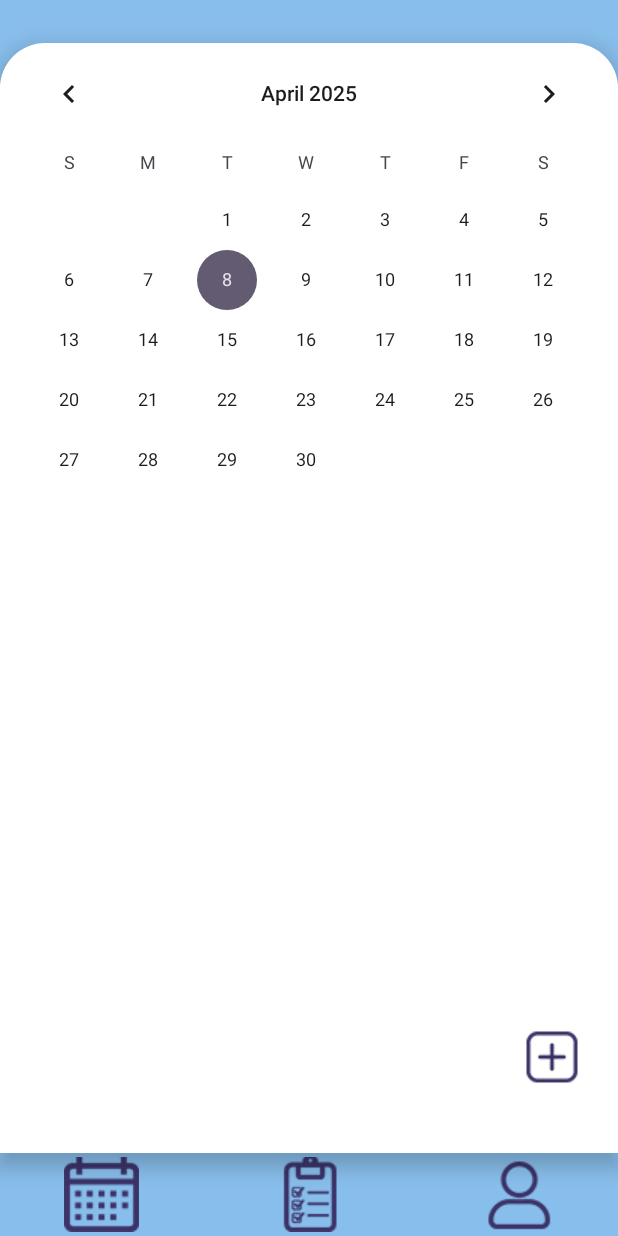
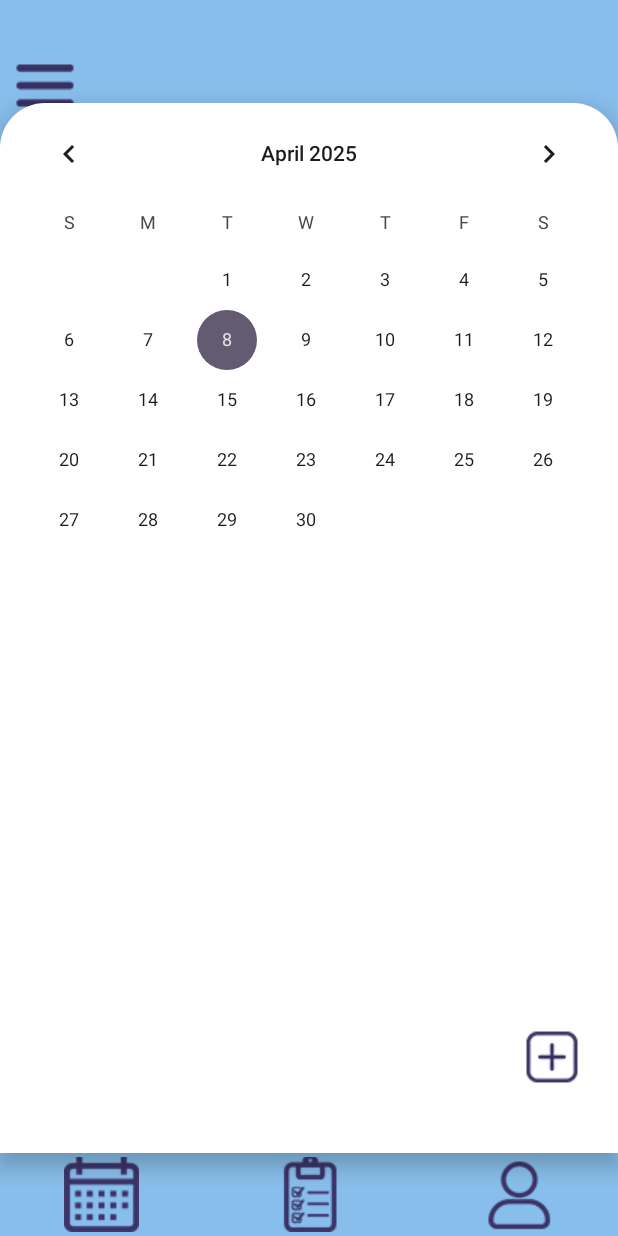
Before and after one commit to Hensin20/course_2025, an Android app: the activity_main_1 screen opened directly, with no data from a screen before it, on a phone screen of 412 x 824 dp. Run offline under Robolectric (Android 15) with nearby library versions, the phone set to English and light mode, and no system bars.

Commit message:
08.04.2025 - 18:30

```diff
--- a/app/src/main/res/layout/activity_main1.xml
+++ b/app/src/main/res/layout/activity_main1.xml
@@ -12,7 +12,7 @@
     <View
         android:id="@+id/view"
         android:layout_width="match_parent"
-        android:layout_height="740dp"
+        android:layout_height="700dp"
         android:background="@drawable/rounded_view"
         android:elevation="8dp"
         app:layout_constraintBottom_toTopOf="@+id/linearLayout"
@@ -23,7 +23,7 @@
     <FrameLayout
         android:id="@+id/frameLayout"
         android:layout_width="match_parent"
-        android:layout_height="740dp"
+        android:layout_height="700dp"
         android:elevation="9dp"
         app:layout_constraintBottom_toTopOf="@+id/linearLayout"
         app:layout_constraintEnd_toEndOf="parent"
@@ -78,6 +78,7 @@
         android:layout_marginTop="32dp"
         android:background="@color/Blue"
         android:src="@drawable/ic_additionally"
+        android:contentDescription="@string/imag_button_additionally"
         app:layout_constraintBottom_toTopOf="@+id/view"
         app:layout_constraintStart_toStartOf="parent"
         app:layout_constraintTop_toTopOf="parent"
--- a/app/src/main/res/values/strings.xml
+++ b/app/src/main/res/values/strings.xml
@@ -10,6 +10,7 @@
     <string name="imeg_button_tack">Задачі </string>
     <string name="imeg_button_shedule">Розклад </string>
     <string name="imeg_button_profile">Профіль </string>
+    <string name="imag_button_additionally">Додатково </string>
     <!-- TODO: Remove or change this placeholder text -->
     <string name="hello_blank_fragment">Hello blank fragment</string>
 </resources>
```
